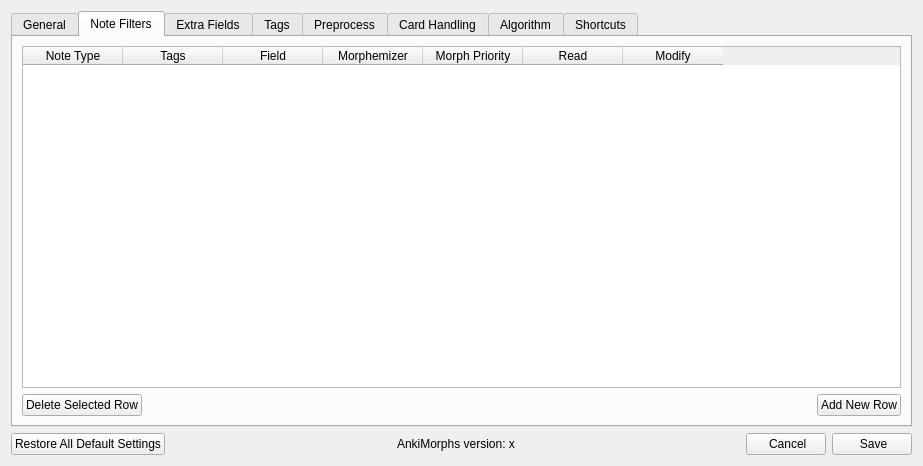
Before: the Qt Designer form ankimorphs/ui/settings_dialog.ui in mortii/anki-morphs, drawn with Qt 5.
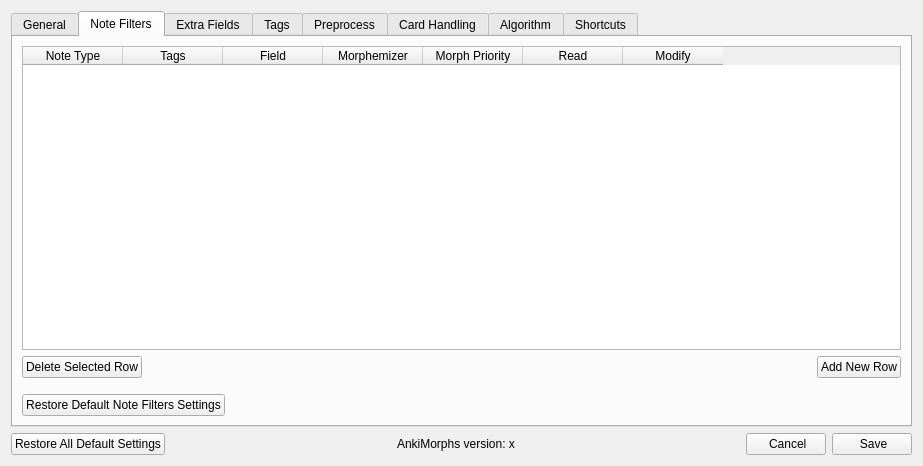
After: the same form once the commit is applied. The open tabs and pages were chosen to show the change.

Patch:
```diff
--- a/ankimorphs/ui/settings_dialog.ui
+++ b/ankimorphs/ui/settings_dialog.ui
@@ -259,8 +259,6 @@
         <attribute name="title">
          <string>Note Filters</string>
         </attribute>
-        <layout class="QVBoxLayout" name="verticalLayout_4">
-         <item>
           <layout class="QVBoxLayout" name="verticalLayout_3">
            <item>
             <widget class="QTableWidget" name="note_filters_table">
@@ -332,6 +330,31 @@
              </item>
             </layout>
            </item>
+         <item>
+          <layout class="QHBoxLayout" name="horizontalLayout_26">
+           <property name="topMargin">
+            <number>10</number>
+           </property>
+           <item>
+            <widget class="QPushButton" name="restoreNoteFiltersPushButton">
+             <property name="text">
+              <string>Restore Default Note Filters Settings</string>
+             </property>
+            </widget>
+           </item>
+           <item>
+            <spacer name="horizontalSpacer_23">
+             <property name="orientation">
+              <enum>Qt::Horizontal</enum>
+             </property>
+             <property name="sizeHint" stdset="0">
+              <size>
+               <width>40</width>
+               <height>20</height>
+              </size>
+             </property>
+            </spacer>
+           </item>
           </layout>
          </item>
         </layout>
```
Left out of the diff: 4 changed lines with no effect on the pictures. Lines whose indentation alone changed are shown as unchanged.
